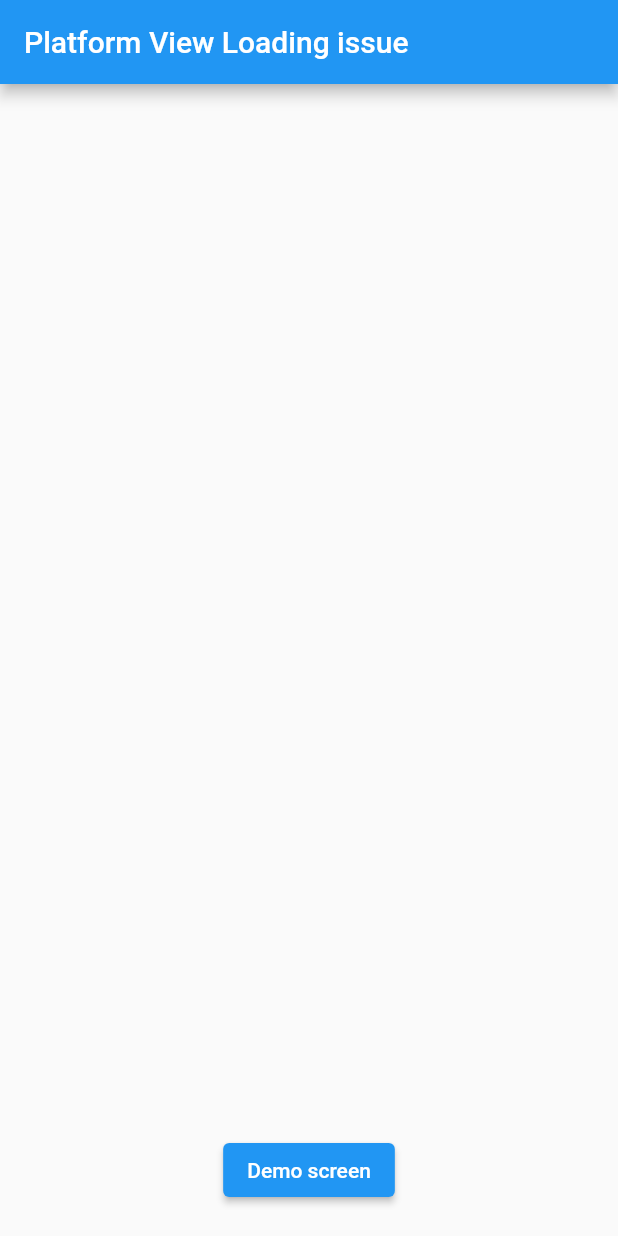
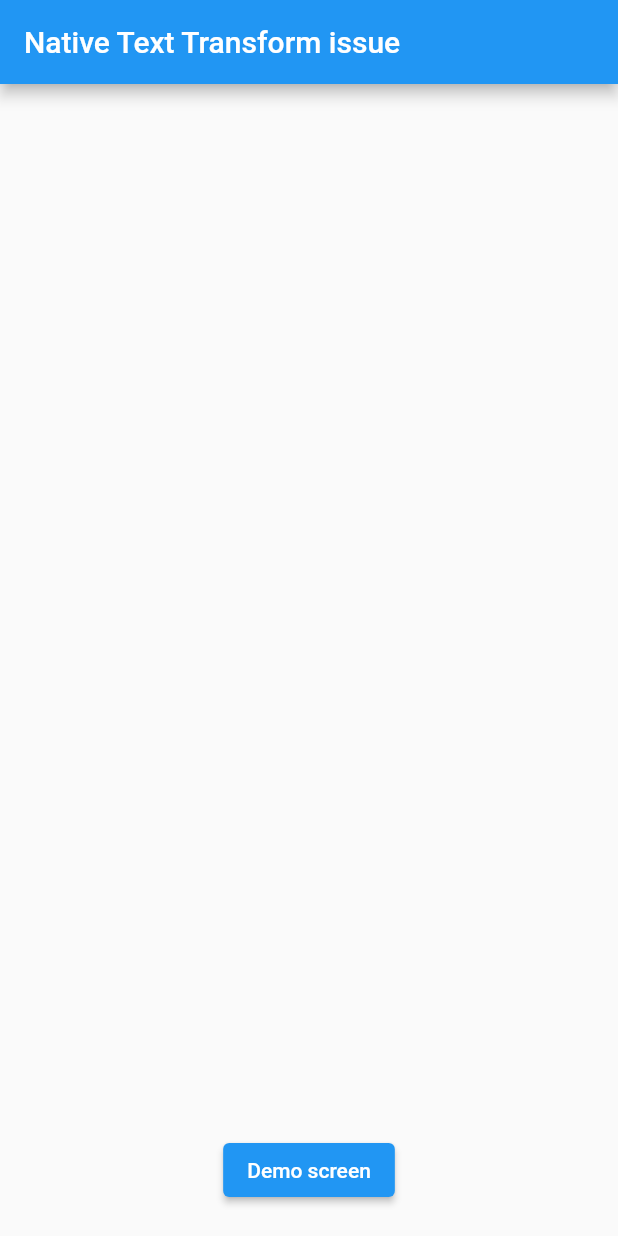
Before and after one commit to delfme/native-text-transform, a Flutter app: the screen it shows after launch, on a phone screen of 412 x 824 dp. Run offline on Flutter 3.47's test engine with Material 2 defaults, Android fonts, the phone set to English and light mode, and no system bars; our stand-ins replace flutter_native_label; missing offline and left inert: cube_transition.

Commit message:
Update main.dart

```diff
--- a/lib/main.dart
+++ b/lib/main.dart
@@ -31,7 +31,7 @@ class HomePage extends StatelessWidget {
   Widget build(BuildContext context) {
     return Scaffold(
       appBar: AppBar(
-        title: const Text('Platform View Loading issue'),
+        title: const Text('Native Text Transform issue'),
       ),
       body:  Column(
       mainAxisAlignment: MainAxisAlignment.end,
```
